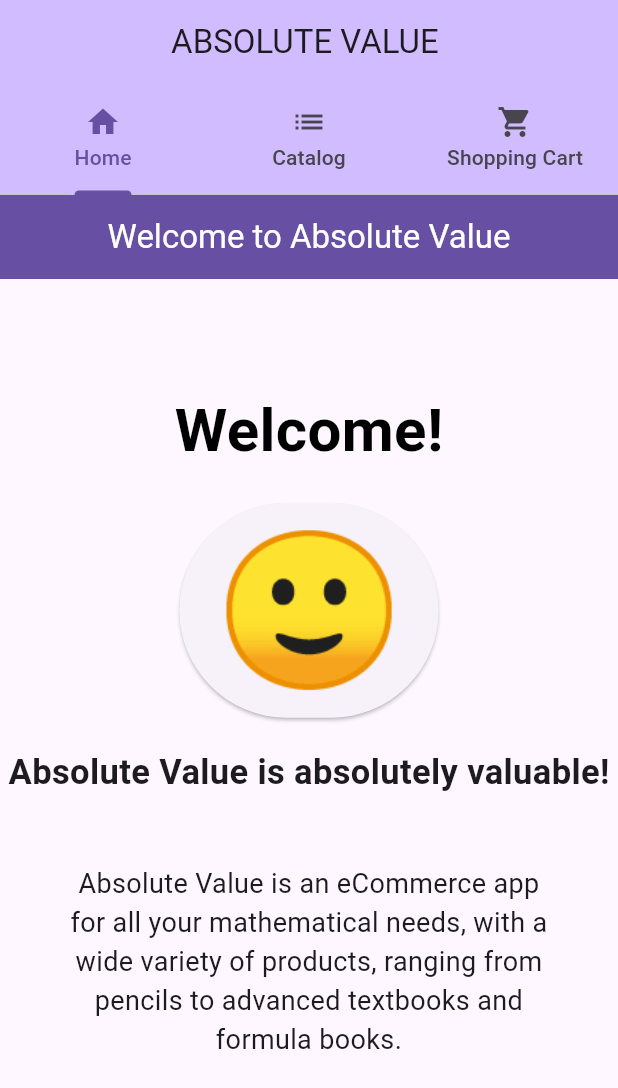
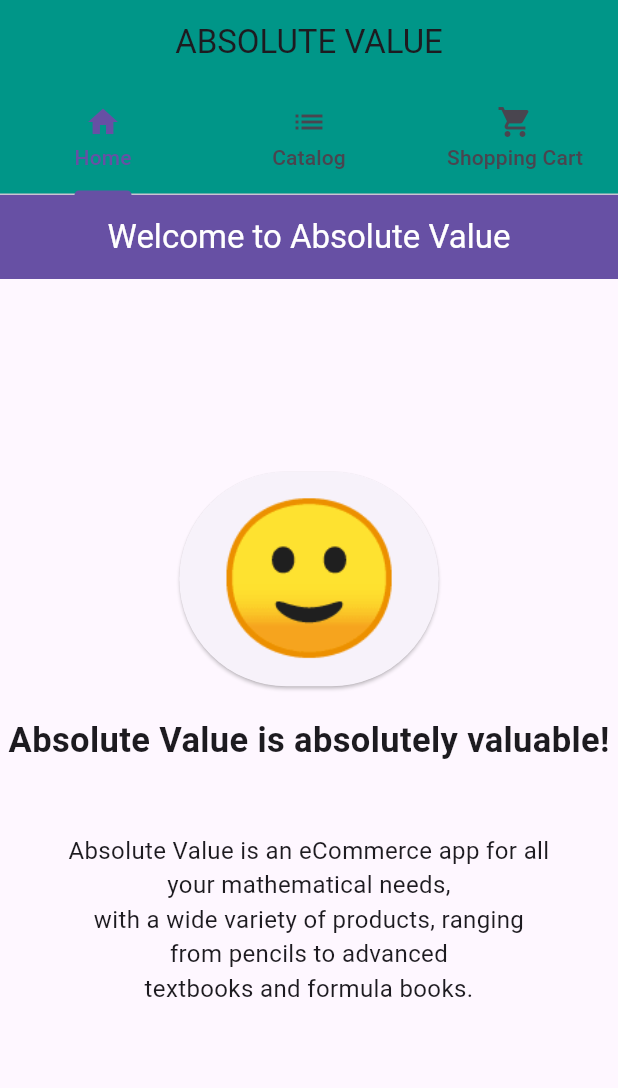
Before and after one commit to ntran5518/Group9_Absolute_Value, a Flutter app: the screen it shows after launch, on a phone screen of 412 x 824 dp. Shown: the top 1088 px of the screen. Run offline on Flutter 3.47's test engine with Material 3 defaults, Android fonts, the phone set to English and light mode, and no system bars; our stand-ins replace shared_preferences.

Commit message:
Change code

```diff
--- a/lib/main.dart
+++ b/lib/main.dart
@@ -40,33 +40,29 @@ class MenuScreen extends StatelessWidget {
   // Overrides the build method
   @override
   Widget build(BuildContext context) {
-    // Tab menu for navigation (across the top of the appbar)
     return DefaultTabController(
-      length: 3, // number of tabs
+      length: 3,
       child: Scaffold(
         appBar: AppBar(
-            backgroundColor: Theme.of(context)
-                .colorScheme
-                .inversePrimary, // following the app color scheme
-            title: const Text(
-                "ABSOLUTE VALUE "), // application name -- "Absolute Value"
+          backgroundColor: Colors.teal, // AppBar background color
+          title: const Text("ABSOLUTE VALUE"),
           centerTitle: true,
           bottom: const TabBar(tabs: [
-              // list of navigation tabs
-              Tab(
-                  icon: Icon(Icons.home),
-                  text: "Home"), // with a page title & icon each
+            Tab(icon: Icon(Icons.home), text: "Home"),
             Tab(icon: Icon(Icons.list), text: "Catalog"),
             Tab(icon: Icon(Icons.shopping_cart), text: "Shopping Cart"),
-            ])),
-        body: TabBarView(children: [
-          // views to return when user navigates using the nav bar
+          ]),
+        ),
+        body: Container(
+          color: Colors.blueGrey[50], // Body background color
+          child: TabBarView(children: [
             const WelcomeScreen(),
             const CatalogScreen(),
             ShoppingCartScreen(
               cartItems: cartItems,
-          ), // shopping cart is empty to begin
+            ),
           ]),
+        ),
       ),
     );
   }
--- a/lib/screens/welcome_screen.dart
+++ b/lib/screens/welcome_screen.dart
@@ -60,12 +60,6 @@ class WelcomeScreenState extends State<WelcomeScreen> {
           mainAxisAlignment:
               MainAxisAlignment.center, // center elements horizontally
           children: [
-            const Text('Welcome!',
-                style: TextStyle(
-                  fontSize: 40,
-                  fontWeight: FontWeight.bold,
-                  color: Colors.black,
-                )),
             const SizedBox(height: 20),
             // Changing emoji button for user to enjoy
             ElevatedButton(
@@ -84,8 +78,10 @@ class WelcomeScreenState extends State<WelcomeScreen> {
             const Padding(
               padding: EdgeInsets.all(45),
               child: Text(
-                "Absolute Value is an eCommerce app for all your mathematical needs, with a wide variety of products, ranging from pencils to advanced textbooks and formula books.",
-                style: TextStyle(fontSize: 18),
+                "Absolute Value is an eCommerce app for all your mathematical needs,\n"
+                "with a wide variety of products, ranging from pencils to advanced\n"
+                "textbooks and formula books.",
+                style: TextStyle(fontSize: 16),
                 textAlign: TextAlign.center,
               ),
             ),
```
Lines whose indentation alone changed are shown as unchanged.
